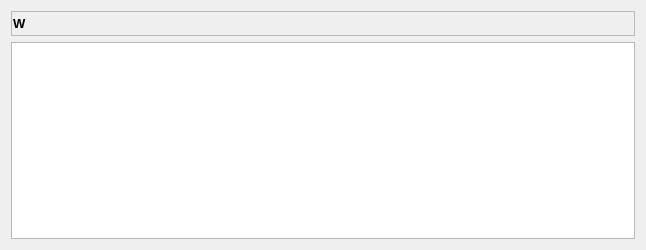
First picture: the form in day_popup.ui, repository Tria-Andy/WorkoutEditor, before the edit.
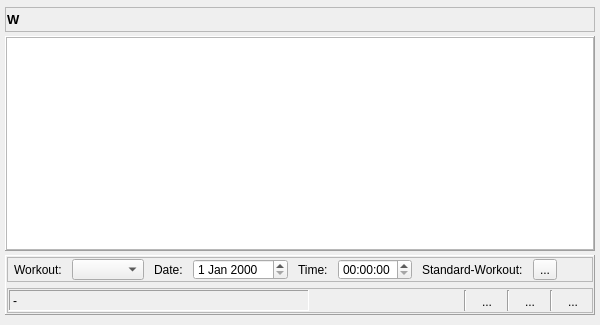
Second picture: the form after the edit. Icons and pictures are not drawn.

The edit to the form file:
```diff
--- a/day_popup.ui
+++ b/day_popup.ui
@@ -6,8 +6,8 @@
    <rect>
     <x>0</x>
     <y>0</y>
-    <width>646</width>
-    <height>250</height>
+    <width>600</width>
+    <height>325</height>
    </rect>
   </property>
   <property name="minimumSize">
@@ -19,15 +19,36 @@
   <property name="maximumSize">
    <size>
     <width>16777215</width>
-    <height>250</height>
+    <height>325</height>
    </size>
   </property>
   <property name="windowTitle">
    <string>Dialog</string>
   </property>
   <layout class="QVBoxLayout" name="verticalLayout">
+   <property name="spacing">
+    <number>2</number>
+   </property>
+   <property name="leftMargin">
+    <number>5</number>
+   </property>
+   <property name="topMargin">
+    <number>5</number>
+   </property>
+   <property name="rightMargin">
+    <number>5</number>
+   </property>
+   <property name="bottomMargin">
+    <number>5</number>
+   </property>
    <item>
-    <widget class="QFrame" name="frame">
+    <widget class="QFrame" name="frame_dayInfo">
+     <property name="sizePolicy">
+      <sizepolicy hsizetype="Preferred" vsizetype="Preferred">
+       <horstretch>0</horstretch>
+       <verstretch>0</verstretch>
+      </sizepolicy>
+     </property>
      <property name="minimumSize">
       <size>
        <width>0</width>
@@ -150,13 +171,402 @@
     </widget>
    </item>
    <item>
-    <widget class="QTableView" name="tableView_day">
-     <property name="selectionMode">
-      <enum>QAbstractItemView::SingleSelection</enum>
+    <widget class="QFrame" name="frame_workouts">
+     <property name="sizePolicy">
+      <sizepolicy hsizetype="Preferred" vsizetype="Preferred">
+       <horstretch>0</horstretch>
+       <verstretch>0</verstretch>
+      </sizepolicy>
      </property>
-     <property name="showGrid">
-      <bool>false</bool>
+     <property name="minimumSize">
+      <size>
+       <width>0</width>
+       <height>215</height>
+      </size>
      </property>
+     <property name="maximumSize">
+      <size>
+       <width>16777215</width>
+       <height>215</height>
+      </size>
+     </property>
+     <property name="frameShape">
+      <enum>QFrame::Panel</enum>
+     </property>
+     <property name="frameShadow">
+      <enum>QFrame::Raised</enum>
+     </property>
+     <layout class="QHBoxLayout" name="horizontalLayout_2">
+      <property name="spacing">
+       <number>0</number>
+      </property>
+      <property name="leftMargin">
+       <number>0</number>
+      </property>
+      <property name="topMargin">
+       <number>0</number>
+      </property>
+      <property name="rightMargin">
+       <number>0</number>
+      </property>
+      <property name="bottomMargin">
+       <number>0</number>
+      </property>
+      <item>
+       <widget class="QTableView" name="tableView_day">
+        <property name="sizePolicy">
+         <sizepolicy hsizetype="Expanding" vsizetype="Expanding">
+          <horstretch>0</horstretch>
+          <verstretch>0</verstretch>
+         </sizepolicy>
+        </property>
+        <property name="selectionMode">
+         <enum>QAbstractItemView::SingleSelection</enum>
+        </property>
+        <property name="showGrid">
+         <bool>false</bool>
+        </property>
+       </widget>
+      </item>
+     </layout>
+    </widget>
+   </item>
+   <item>
+    <widget class="QFrame" name="frame_edit">
+     <property name="sizePolicy">
+      <sizepolicy hsizetype="Preferred" vsizetype="Preferred">
+       <horstretch>0</horstretch>
+       <verstretch>0</verstretch>
+      </sizepolicy>
+     </property>
+     <property name="minimumSize">
+      <size>
+       <width>0</width>
+       <height>60</height>
+      </size>
+     </property>
+     <property name="maximumSize">
+      <size>
+       <width>16777215</width>
+       <height>60</height>
+      </size>
+     </property>
+     <property name="frameShape">
+      <enum>QFrame::Panel</enum>
+     </property>
+     <property name="frameShadow">
+      <enum>QFrame::Raised</enum>
+     </property>
+     <layout class="QVBoxLayout" name="verticalLayout_2">
+      <property name="leftMargin">
+       <number>1</number>
+      </property>
+      <property name="topMargin">
+       <number>1</number>
+      </property>
+      <property name="rightMargin">
+       <number>1</number>
+      </property>
+      <property name="bottomMargin">
+       <number>1</number>
+      </property>
+      <item>
+       <widget class="QFrame" name="frame_controls">
+        <property name="minimumSize">
+         <size>
+          <width>0</width>
+          <height>25</height>
+         </size>
+        </property>
+        <property name="maximumSize">
+         <size>
+          <width>16777215</width>
+          <height>25</height>
+         </size>
+        </property>
+        <property name="frameShape">
+         <enum>QFrame::StyledPanel</enum>
+        </property>
+        <property name="frameShadow">
+         <enum>QFrame::Raised</enum>
+        </property>
+        <layout class="QHBoxLayout" name="horizontalLayout_4">
+         <property name="spacing">
+          <number>10</number>
+         </property>
+         <property name="leftMargin">
+          <number>6</number>
+         </property>
+         <property name="topMargin">
+          <number>1</number>
+         </property>
+         <property name="rightMargin">
+          <number>6</number>
+         </property>
+         <property name="bottomMargin">
+          <number>1</number>
+         </property>
+         <item>
+          <widget class="QLabel" name="label">
+           <property name="text">
+            <string>Workout:</string>
+           </property>
+           <property name="buddy">
+            <cstring>comboBox</cstring>
+           </property>
+          </widget>
+         </item>
+         <item>
+          <widget class="QComboBox" name="comboBox"/>
+         </item>
+         <item>
+          <widget class="QLabel" name="label_2">
+           <property name="text">
+            <string>Date:</string>
+           </property>
+           <property name="buddy">
+            <cstring>dateEdit</cstring>
+           </property>
+          </widget>
+         </item>
+         <item>
+          <widget class="QDateEdit" name="dateEdit"/>
+         </item>
+         <item>
+          <widget class="QLabel" name="label_3">
+           <property name="text">
+            <string>Time:</string>
+           </property>
+           <property name="buddy">
+            <cstring>timeEdit</cstring>
+           </property>
+          </widget>
+         </item>
+         <item>
+          <widget class="QTimeEdit" name="timeEdit"/>
+         </item>
+         <item>
+          <widget class="QLabel" name="label_5">
+           <property name="text">
+            <string>Standard-Workout:</string>
+           </property>
+           <property name="buddy">
+            <cstring>toolButton</cstring>
+           </property>
+          </widget>
+         </item>
+         <item>
+          <widget class="QToolButton" name="toolButton">
+           <property name="text">
+            <string>...</string>
+           </property>
+          </widget>
+         </item>
+         <item>
+          <spacer name="horizontalSpacer">
+           <property name="orientation">
+            <enum>Qt::Horizontal</enum>
+           </property>
+           <property name="sizeHint" stdset="0">
+            <size>
+             <width>40</width>
+             <height>20</height>
+            </size>
+           </property>
+          </spacer>
+         </item>
+        </layout>
+       </widget>
+      </item>
+      <item>
+       <widget class="QFrame" name="frame_buttons">
+        <property name="minimumSize">
+         <size>
+          <width>0</width>
+          <height>25</height>
+         </size>
+        </property>
+        <property name="maximumSize">
+         <size>
+          <width>16777215</width>
+          <height>25</height>
+         </size>
+        </property>
+        <property name="frameShape">
+         <enum>QFrame::StyledPanel</enum>
+        </property>
+        <property name="frameShadow">
+         <enum>QFrame::Raised</enum>
+        </property>
+        <layout class="QHBoxLayout" name="horizontalLayout_3">
+         <property name="spacing">
+          <number>2</number>
+         </property>
+         <property name="leftMargin">
+          <number>1</number>
+         </property>
+         <property name="topMargin">
+          <number>1</number>
+         </property>
+         <property name="rightMargin">
+          <number>1</number>
+         </property>
+         <property name="bottomMargin">
+          <number>1</number>
+         </property>
+         <item>
+          <widget class="QLabel" name="label_workoutInfo">
+           <property name="minimumSize">
+            <size>
+             <width>300</width>
+             <height>0</height>
+            </size>
+           </property>
+           <property name="frameShape">
+            <enum>QFrame::Panel</enum>
+           </property>
+           <property name="frameShadow">
+            <enum>QFrame::Sunken</enum>
+           </property>
+           <property name="text">
+            <string>-</string>
+           </property>
+          </widget>
+         </item>
+         <item>
+          <spacer name="horizontalSpacer_2">
+           <property name="orientation">
+            <enum>Qt::Horizontal</enum>
+           </property>
+           <property name="sizeHint" stdset="0">
+            <size>
+             <width>40</width>
+             <height>20</height>
+            </size>
+           </property>
+          </spacer>
+         </item>
+         <item>
+          <widget class="Line" name="line">
+           <property name="orientation">
+            <enum>Qt::Vertical</enum>
+           </property>
+          </widget>
+         </item>
+         <item>
+          <widget class="QToolButton" name="toolButton_edit_2">
+           <property name="minimumSize">
+            <size>
+             <width>36</width>
+             <height>24</height>
+            </size>
+           </property>
+           <property name="maximumSize">
+            <size>
+             <width>36</width>
+             <height>24</height>
+            </size>
+           </property>
+           <property name="text">
+            <string>...</string>
+           </property>
+           <property name="icon">
+            <iconset resource="resources.qrc">
+             <normaloff>:/images/icons/OK.png</normaloff>:/images/icons/OK.png</iconset>
+           </property>
+           <property name="iconSize">
+            <size>
+             <width>18</width>
+             <height>18</height>
+            </size>
+           </property>
+           <property name="autoRaise">
+            <bool>true</bool>
+           </property>
+          </widget>
+         </item>
+         <item>
+          <widget class="Line" name="line_2">
+           <property name="orientation">
+            <enum>Qt::Vertical</enum>
+           </property>
+          </widget>
+         </item>
+         <item>
+          <widget class="QToolButton" name="toolButton_copy">
+           <property name="minimumSize">
+            <size>
+             <width>36</width>
+             <height>24</height>
+            </size>
+           </property>
+           <property name="maximumSize">
+            <size>
+             <width>36</width>
+             <height>24</height>
+            </size>
+           </property>
+           <property name="text">
+            <string>...</string>
+           </property>
+           <property name="icon">
+            <iconset resource="resources.qrc">
+             <normaloff>:/images/icons/Copy.png</normaloff>:/images/icons/Copy.png</iconset>
+           </property>
+           <property name="iconSize">
+            <size>
+             <width>18</width>
+             <height>18</height>
+            </size>
+           </property>
+           <property name="autoRaise">
+            <bool>true</bool>
+           </property>
+          </widget>
+         </item>
+         <item>
+          <widget class="Line" name="line_3">
+           <property name="orientation">
+            <enum>Qt::Vertical</enum>
+           </property>
+          </widget>
+         </item>
+         <item>
+          <widget class="QToolButton" name="toolButton_delete">
+           <property name="minimumSize">
+            <size>
+             <width>36</width>
+             <height>24</height>
+            </size>
+           </property>
+           <property name="maximumSize">
+            <size>
+             <width>36</width>
+             <height>24</height>
+            </size>
+           </property>
+           <property name="text">
+            <string>...</string>
+           </property>
+           <property name="icon">
+            <iconset resource="resources.qrc">
+             <normaloff>:/images/icons/Delete.png</normaloff>:/images/icons/Delete.png</iconset>
+           </property>
+           <property name="iconSize">
+            <size>
+             <width>18</width>
+             <height>18</height>
+            </size>
+           </property>
+           <property name="autoRaise">
+            <bool>true</bool>
+           </property>
+          </widget>
+         </item>
+        </layout>
+       </widget>
+      </item>
+     </layout>
     </widget>
    </item>
   </layout>
```
